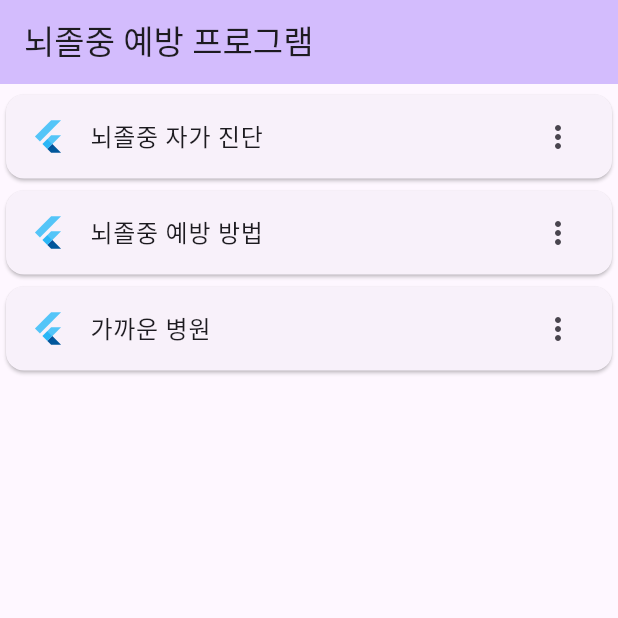
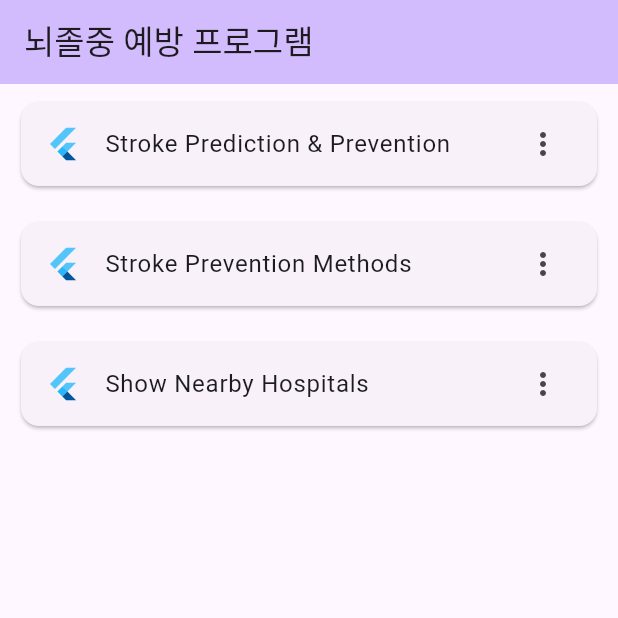
Before and after one commit to gkrkdals/softwareengineering, a Flutter app: the screen it shows after launch, on a phone screen of 412 x 824 dp, the top half of it. Run offline on Flutter 3.47's test engine with Material 3 defaults, Android fonts, the phone set to English and light mode, and no system bars; our stand-ins replace hive, hive_flutter, sqflite, sqflite_common_ffi; accounts and stored records are empty.

Commit message:
stroke preventions

```diff
--- a/lib/main.dart
+++ b/lib/main.dart
@@ -1,6 +1,19 @@
+import 'package:dd/menu.dart';
+import 'package:dd/pages/nearby_hospitals.dart';
+import 'package:dd/pages/stroke_prediction/input_form.dart';
+import 'package:dd/pages/stroke_prediction/stroke_prediction.dart';
+import 'package:dd/pages/stroke_prevention.dart';
 import 'package:flutter/material.dart';
+import 'package:hive/hive.dart';
+import 'package:hive_flutter/adapters.dart';
+import 'package:sqflite_common_ffi/sqflite_ffi.dart';
 
-void main() {
+void main() async {
+  sqfliteFfiInit();
+  databaseFactory = databaseFactoryFfi;
+
+  await Hive.initFlutter();
+
   runApp(const MyApp());
 }
 
@@ -16,7 +29,13 @@ class MyApp extends StatelessWidget {
         colorScheme: ColorScheme.fromSeed(seedColor: Colors.deepPurple),
         useMaterial3: true,
       ),
-      home: const MyHomePage(title: '뇌졸중 예방 프로그램'),
+      routes: {
+        '/': (context) => const MyHomePage(title: '뇌졸중 예방 프로그램'),
+        '/prediction': (context) => const StrokePrediction(),
+        '/prediction/input': (context) => const InputForm(),
+        '/prevention': (context) => const StrokePrevention(),
+        '/hospitals': (context) => const NearbyHospitals(),
+      },
     );
   }
 }
@@ -39,32 +58,7 @@ class _MyHomePageState extends State<MyHomePage> {
         backgroundColor: Theme.of(context).colorScheme.inversePrimary,
         title: Text(widget.title),
       ),
-      body: ListView(
-        padding: const EdgeInsets.symmetric(vertical: 3),
-        children: [
-          Card(child: ListTile(
-            leading: FlutterLogo(),
-            title: Text('뇌졸중 자가 진단',),
-            trailing: Icon(Icons.more_vert),
-            onTap: () {
-
-            },
-          ),),
-          Card(child: ListTile(
-            leading: FlutterLogo(),
-            title: Text('뇌졸중 예방 방법'),
-            trailing: Icon(Icons.more_vert),
-          ),),
-          Card(child: ListTile(
-            leading: FlutterLogo(),
-            title: Text('가까운 병원'),
-            trailing: Icon(Icons.more_vert),
-            onTap: () {
-
-            },
-          ),),
-        ],
-      ),
+      body: const Menu(),
     );
   }
 }
--- /dev/null
+++ b/lib/menu.dart
@@ -0,0 +1,49 @@
+import 'package:flutter/material.dart';
+
+class Menu extends StatefulWidget {
+  const Menu({super.key});
+
+  @override
+  State<StatefulWidget> createState() => _MenuState();
+}
+
+class _MenuState extends State<Menu> {
+
+  final List<Map<String, String>> menus = [
+    {
+      'menu': 'Stroke Prediction & Prevention',
+      'route': '/prediction'
+    },
+    {
+      'menu': 'Stroke Prevention Methods',
+      'route': '/prevention'
+    },
+    {
+      'menu': 'Show Nearby Hospitals',
+      'route': '/hospitals'
+    }
+  ];
+
+  @override
+  Widget build(BuildContext context) {
+    // TODO: implement build
+    return SingleChildScrollView(
+      scrollDirection: Axis.vertical,
+      child: ListView(
+        shrinkWrap: true,
+        physics: const NeverScrollableScrollPhysics(),
+        children: List.generate(menus.length, (idx) {
+          return Padding(padding: const EdgeInsets.symmetric(horizontal: 10, vertical: 8), child: Card(child: ListTile(
+            leading: const FlutterLogo(),
+            title: Text(menus[idx]['menu']!,),
+            trailing: const Icon(Icons.more_vert),
+            onTap: () {
+              Navigator.of(context).pushNamed(menus[idx]['route']!);
+            },
+          ),),);
+        }),
+      ),
+    );
+  }
+
+}
```
Also changed, not shown: lib/config/database_service.dart (added, +51 -0 lines), lib/config/user.dart (added, +53 -0 lines), lib/map.dart (deleted, +0 -11 lines), lib/pages/nearby_hospitals.dart (added, +22 -0 lines), lib/pages/stroke_prediction/input_form.dart (added, +156 -0 lines), lib/pages/stroke_prediction/stroke_prediction.dart (added, +71 -0 lines), lib/pages/stroke_prevention.dart (added, +26 -0 lines), pubspec.yaml (+7 -0 lines), pubspec.lock.
